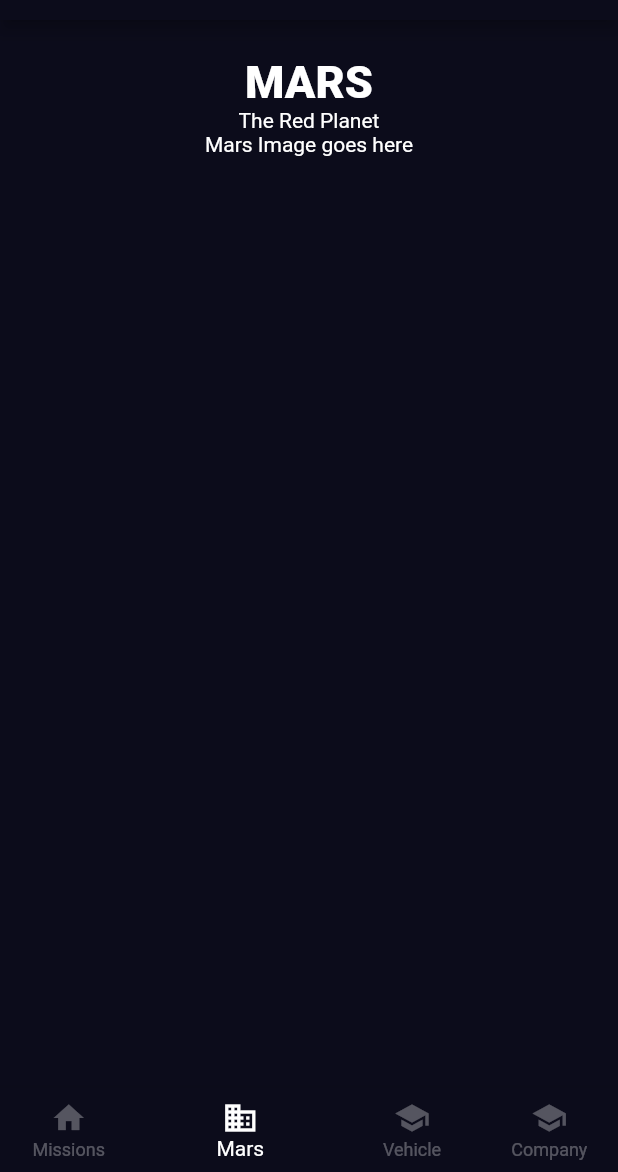
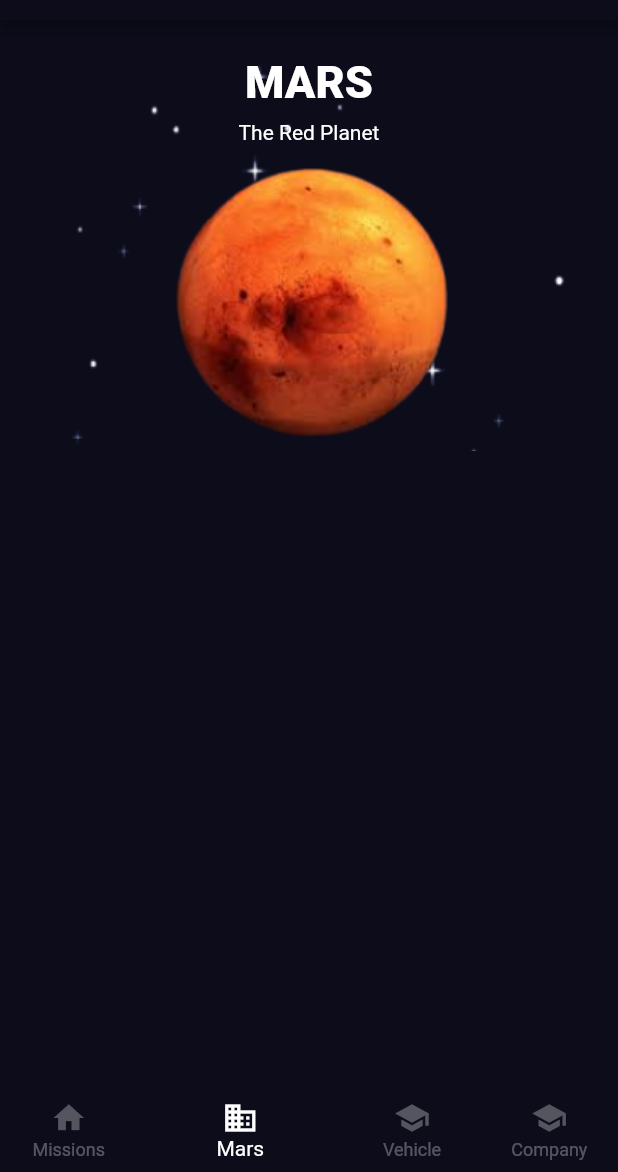
Before and after one commit to rootFaheem/thespaceinfo, a Flutter app: the screen it shows after launch, item 2 of the bottom bar chosen, on a phone screen of 412 x 824 dp, the part 64-1236 px from its top. Run offline on Flutter 3.47's test engine with Material 2 defaults, Android fonts, the phone set to English and light mode, and no system bars.

Commit message:
mars page added

```diff
--- a/lib/app/modules/mars/mars.dart
+++ b/lib/app/modules/mars/mars.dart
@@ -6,9 +6,20 @@ class Mars extends StatelessWidget {
   @override
   Widget build(BuildContext context) {
     return Column(
+      children: [
+        Container(
+          height: 287.0,
+          width: double.infinity,
+          decoration: BoxDecoration(
+            image: DecorationImage(
+              image: AssetImage("assets/images/mars/mars_background.png"),
+              fit: BoxFit.cover,
+            ),
+          ),
+          child: Column(
             children: <Widget>[
               Container(
-          margin: EdgeInsets.only(top: 24.0),
+                margin: EdgeInsets.only(top: 24.0, bottom: 8.0),
                 child: Text(
                   'MARS',
                   style: TextStyle(
@@ -18,10 +29,14 @@ class Mars extends StatelessWidget {
                 ),
               ),
               Container(
+                margin: EdgeInsets.only(bottom: 8.0),
                 child: Text('The Red Planet'),
               ),
               Container(
-          child: Text('Mars Image goes here'),
+                child: Image.asset('assets/images/mars/mars.png'),
+              ),
+            ],
+          ),
         ),
       ],
     );
--- a/pubspec.yaml
+++ b/pubspec.yaml
@@ -48,9 +48,9 @@ flutter:
   uses-material-design: true
 
   # To add assets to your application, add an assets section, like this:
-  # assets:
-  #   - images/a_dot_burr.jpeg
-  #   - images/a_dot_ham.jpeg
+  assets:
+    - assets/images/mars/mars.png
+    - assets/images/mars/mars_background.png
 
   # An image asset can refer to one or more resolution-specific "variants", see
   # https://flutter.dev/assets-and-images/#resolution-aware.
```
Also changed, not shown: assets/images/mars/mars.png (added), assets/images/mars/mars_background.png (added). Lines whose indentation alone changed are shown as unchanged.
